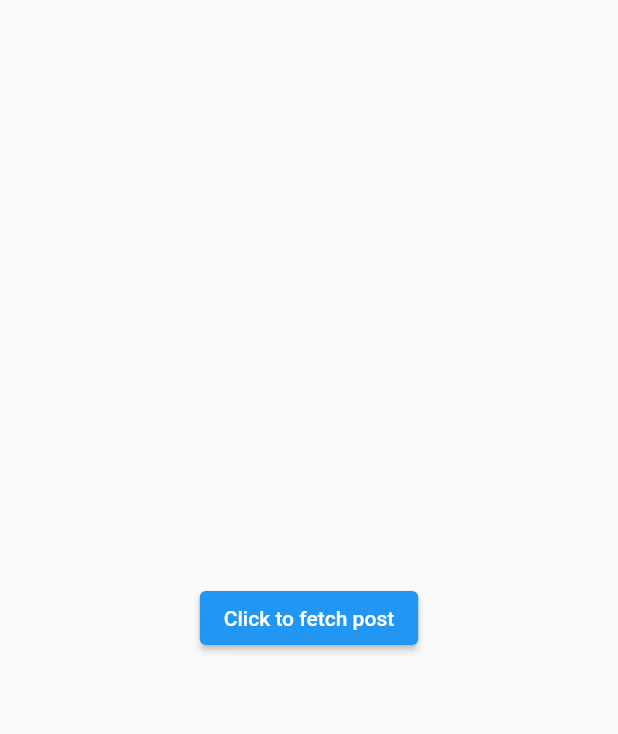
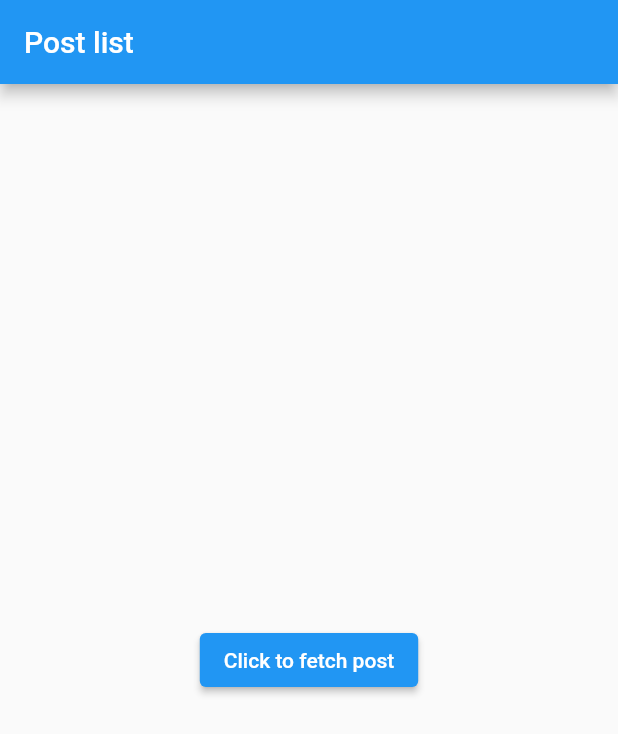
Before and after one commit to azizcse/clean-architecture, a Flutter app: the screen it shows after launch, after a tap on "Click to fetch post", on a phone screen of 412 x 824 dp. Shown: the top 734 px of the screen. Run offline on Flutter 3.47's test engine with Material 2 defaults, Android fonts, the phone set to English and light mode, and no system bars; our stand-ins replace get; network calls fail.

Commit message:
first commit

```diff
--- a/lib/data/epositories/home_repository_impl.dart
+++ b/lib/data/epositories/home_repository_impl.dart
@@ -7,10 +7,9 @@ import 'package:clean_arc/domain/repositories/home_repository.dart';
 
 class HomeRepositoryImpl extends HomeRepository {
   @override
-  Future<List<User>> getUsers() async {
-    List<User> userList = [];
-    var response = HomeApi.fetchUser();
-    return userList;
+  Future<Post?> getPostDetails(int postId) async {
+    var response = await HomeApi.fetchPostDetails(postId).request();
+    return Post.fromJson(response);
   }
 
   @override
--- a/lib/data/provider/network/api/home_api.dart
+++ b/lib/data/provider/network/api/home_api.dart
@@ -9,11 +9,14 @@ enum HomeApiType { fetchPost, fetchUser }
 
 class HomeApi extends APIRequestRepresentable {
   final HomeApiType type;
+  final int? postId;
 
-  HomeApi._({required this.type});
+  HomeApi._({required this.type, this.postId});
 
   HomeApi.fetchPost() : this._(type: HomeApiType.fetchPost);
-  HomeApi.fetchUser() : this._(type: HomeApiType.fetchUser);
+
+  HomeApi.fetchPostDetails(int postId)
+      : this._(type: HomeApiType.fetchUser, postId: postId);
 
   @override
   get body => null;
@@ -34,7 +37,7 @@ class HomeApi extends APIRequestRepresentable {
       case HomeApiType.fetchPost:
         return "/posts";
       case HomeApiType.fetchUser:
-        return '/users';
+        return '/posts/$postId';
     }
   }
 
@@ -49,6 +52,6 @@ class HomeApi extends APIRequestRepresentable {
   @override
   String get url {
     print("Url : $endpoint $path");
-    return  endpoint + path;
+    return endpoint + path;
   }
 }
--- a/lib/domain/repositories/home_repository.dart
+++ b/lib/domain/repositories/home_repository.dart
@@ -2,6 +2,6 @@ import '../entities/Post.dart';
 import '../entities/user.dart';
 
 abstract class HomeRepository{
-  Future<List<User>> getUsers();
+  Future<Post?> getPostDetails(int postId);
   Future<List<Post>> getPost();
 }
--- a/lib/domain/usecases/fetch_post_use_case.dart
+++ b/lib/domain/usecases/fetch_post_use_case.dart
@@ -12,4 +12,8 @@ class FetchPostUseCase extends NoParamUseCase<List<Post>> {
   Future<List<Post>> execute() async {
     return _reo.getPost();
   }
+
+  Future<Post?> getPostDetails(int postId) async {
+    return _reo.getPostDetails(postId);
+  }
 }
--- a/lib/ui/controller/home/home_controller.dart
+++ b/lib/ui/controller/home/home_controller.dart
@@ -1,3 +1,5 @@
+import 'dart:developer';
+
 import 'package:clean_arc/domain/usecases/fetch_post_use_case.dart';
 import 'package:get/get.dart';
 
@@ -8,13 +10,16 @@ class HomeController extends GetxController {
 
   HomeController(this._fetchPostUseCase);
 
-  @override
-  void onInit() {
-    super.onInit();
+  var posts = RxList<Post>([]);
+
+  void fetchPost() async {
+    List<Post> postList = await _fetchPostUseCase.execute();
+    print("Item list size: ${postList.length}");
+    posts.addAll(postList);
   }
 
-  void fetchPost()async{
-    List<Post> postList = await _fetchPostUseCase.execute();
-    print("Item list size: ${postList.length}");
+  void fetchPostDetails(int postId) async {
+    var post = await _fetchPostUseCase.getPostDetails(postId);
+    log("Post title : ${post?.title}");
   }
 }
--- a/lib/ui/pages/home_page.dart
+++ b/lib/ui/pages/home_page.dart
@@ -1,6 +1,8 @@
 import 'package:clean_arc/ui/controller/home/home_controller.dart';
 import 'package:flutter/material.dart';
 import 'package:get/get.dart';
+
+import '../../domain/entities/Post.dart';
 
 class HomePage extends GetView<HomeController> {
   const HomePage({Key? key}) : super(key: key);
@@ -8,7 +10,13 @@ class HomePage extends GetView<HomeController> {
   @override
   Widget build(BuildContext context) {
     return Scaffold(
-        body: Container(
+      appBar: AppBar(
+        title: const Text("Post list"),
+      ),
+      body: Obx(
+        () {
+          return controller.posts.isEmpty
+              ? Container(
                   width: Get.width,
                   height: Get.height,
                   child: Center(
@@ -19,6 +27,39 @@ class HomePage extends GetView<HomeController> {
                       child: const Text("Click to fetch post"),
                     ),
                   ),
+                )
+              : SingleChildScrollView(
+                  child: Container(
+                    padding: const EdgeInsets.all(10),
+                    child: Column(
+                      children: getRows(controller.posts),
+                    ),
+                  ),
+                );
+        },
+      ),
+    );
+  }
+
+  List<Widget> getRows(List<Post> postList) {
+    List<Widget> widgetList = [];
+    for (var element in postList) {
+      widgetList.add(ListTile(
+        onTap: () {
+          controller.fetchPostDetails(element.id ?? 1);
+        },
+        leading: const CircleAvatar(
+          radius: 30,
+        ),
+        title: Text(element.title!),
+        subtitle: Text(element.body!),
       ));
+      widgetList.add(
+        const SizedBox(
+          height: 10,
+        ),
+      );
+    }
+    return widgetList;
   }
 }
```
Lines whose indentation alone changed are shown as unchanged.
